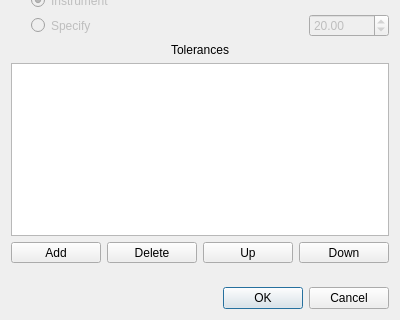
Qt form hexrd/ui/resources/ui/fit_grains_dialog.ui (HEXRD/hexrdgui) before a commit; both pictures show x 0 to 400 and y 160 to 480 of the 400 by 480 pixel window.
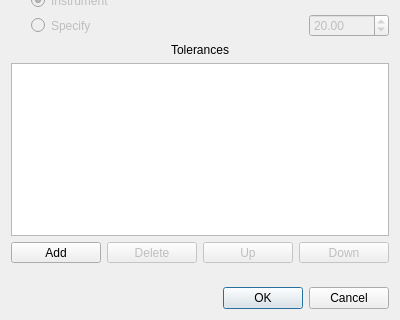
The same form after that commit.

Commit message: Add logic to enable/disable buttons for tolerance model

The edit to the form file:
```diff
--- a/hexrd/ui/resources/ui/fit_grains_dialog.ui
+++ b/hexrd/ui/resources/ui/fit_grains_dialog.ui
@@ -188,6 +188,9 @@
      </item>
      <item>
       <widget class="QToolButton" name="delete_row">
+       <property name="enabled">
+        <bool>false</bool>
+       </property>
        <property name="sizePolicy">
         <sizepolicy hsizetype="MinimumExpanding" vsizetype="Fixed">
          <horstretch>0</horstretch>
@@ -197,10 +200,16 @@
        <property name="text">
         <string>Delete</string>
        </property>
+       <property name="checkable">
+        <bool>false</bool>
+       </property>
       </widget>
      </item>
      <item>
       <widget class="QToolButton" name="move_up">
+       <property name="enabled">
+        <bool>false</bool>
+       </property>
        <property name="sizePolicy">
         <sizepolicy hsizetype="MinimumExpanding" vsizetype="Fixed">
          <horstretch>0</horstretch>
@@ -214,6 +223,9 @@
      </item>
      <item>
       <widget class="QToolButton" name="move_down">
+       <property name="enabled">
+        <bool>false</bool>
+       </property>
        <property name="sizePolicy">
         <sizepolicy hsizetype="MinimumExpanding" vsizetype="Fixed">
          <horstretch>0</horstretch>
```
The commit also changes 1 other file.
